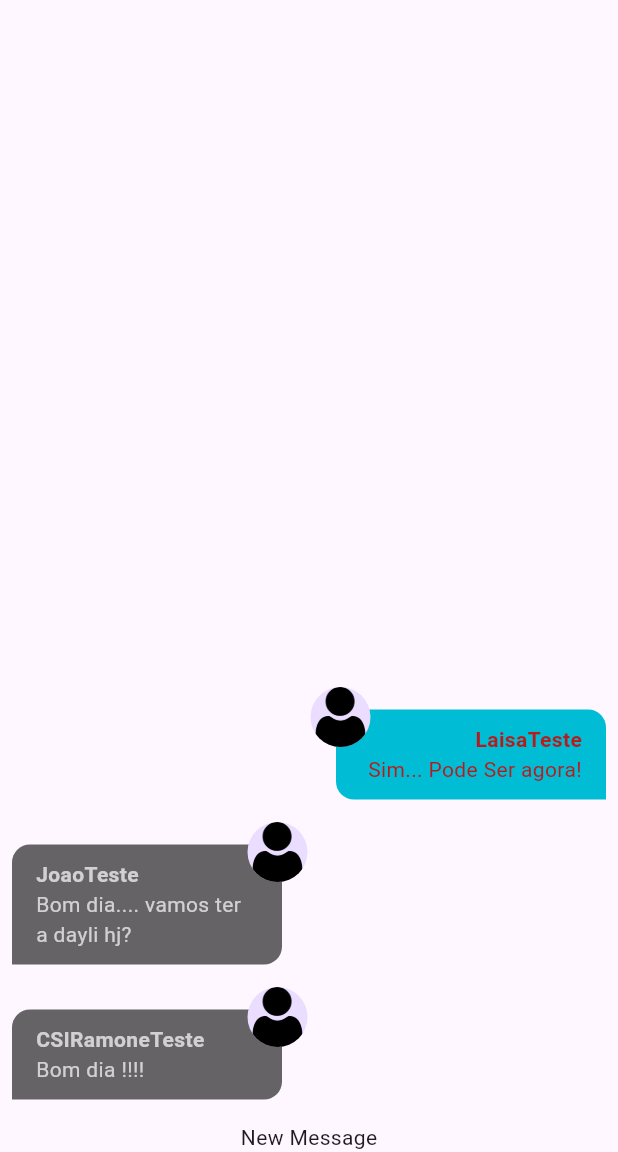
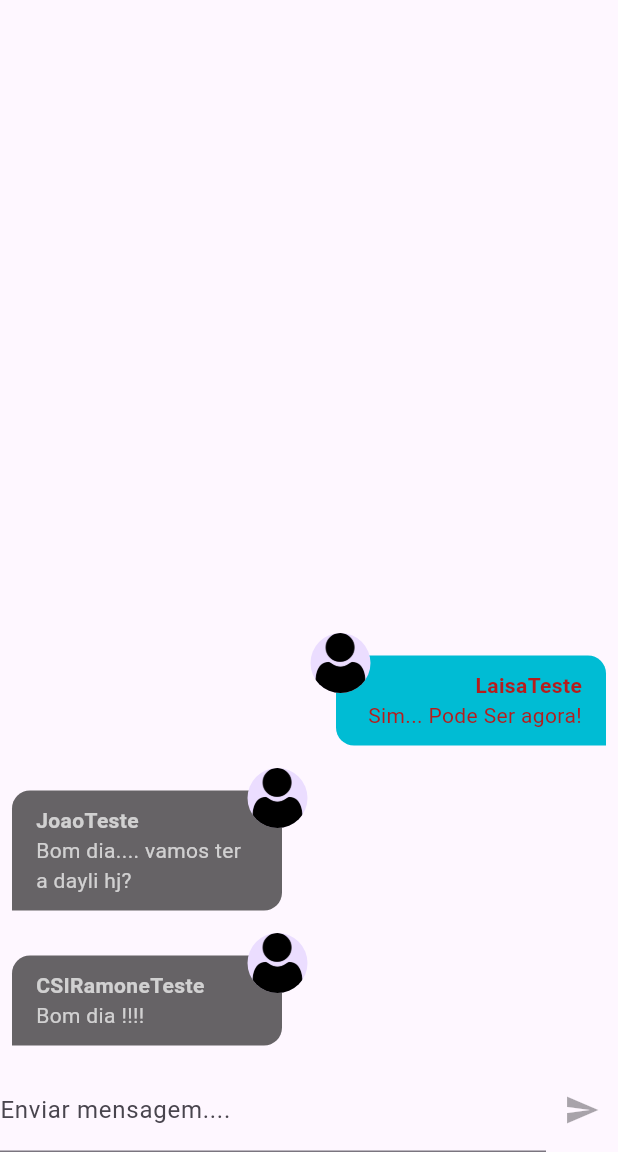
Before and after one commit to CSIRamone/chat, a Flutter app: the screen it shows after launch, on a phone screen of 412 x 824 dp, the part 84-1236 px from its top. Run offline on Flutter 3.47's test engine with Material 3 defaults, Android fonts, the phone set to English and light mode, and no system bars; our stand-ins replace image_picker; accounts and stored records are empty.

Commit message:
Componente New Message

```diff
--- a/chat/lib/components/new_message.dart
+++ b/chat/lib/components/new_message.dart
@@ -1,12 +1,45 @@
+import 'package:chat/core/services/auth/auth_service.dart';
+import 'package:chat/core/services/chat/chat_service.dart';
 import 'package:flutter/material.dart';
 
-class NewMessage extends StatelessWidget {
+class NewMessage extends StatefulWidget {
   const NewMessage({super.key});
 
   @override
+  State<NewMessage> createState() => _NewMessageState();
+}
+
+class _NewMessageState extends State<NewMessage> {
+  String _enteredMessage = '';
+  final _messageController = TextEditingController();
+
+  Future<void> _sendMessage() async {
+    final user = AuthService().currentUser;
+
+    if (user != null) {
+      await ChatService().save(_enteredMessage, user);
+      _messageController.clear();
+    }
+  }
+
+  @override
   Widget build(context) {
-    return const Center(
-      child: Text('New Message'),
+    return Row(
+      children: [
+        Expanded(
+          child: TextField(
+            controller: _messageController,
+            onChanged: (msg) => setState(() => _enteredMessage = msg),
+            decoration: const InputDecoration(
+              labelText: 'Enviar mensagem....',
+            ),
+          ),
+        ),
+        IconButton(
+          onPressed: _enteredMessage.trim().isEmpty ? null : _sendMessage,
+          icon: const Icon(Icons.send),
+        ),
+      ],
     );
   }
 }
--- a/chat/lib/core/services/chat/chat_mock_service.dart
+++ b/chat/lib/core/services/chat/chat_mock_service.dart
@@ -55,7 +55,7 @@ class ChatMockService implements ChatService {
       userImageURL: user.imageUrl,
     );
     _msgs.add(newMessage);
-    _controller?.add(_msgs);
+    _controller?.add(_msgs.reversed.toList());
     return newMessage;
   }
 }
```
